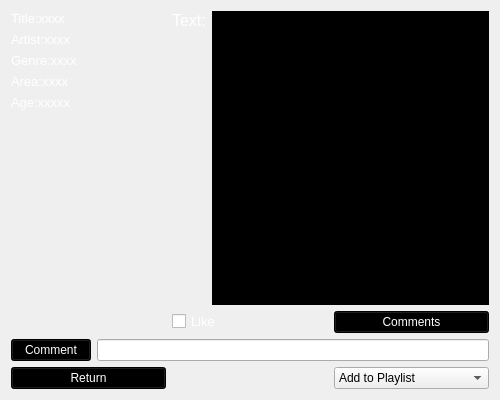
M-Majed/DBProj, file Music.ui: the form before one commit.
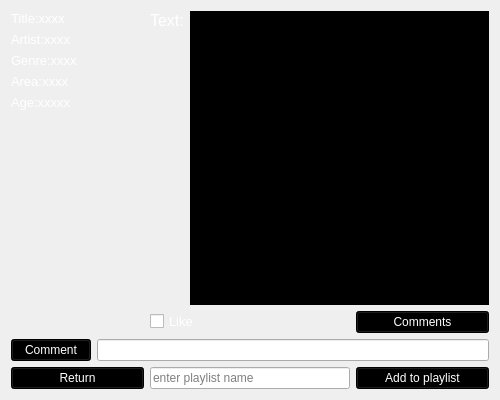
The form after the commit. Icons and pictures are not drawn.

Commit message: feat: update account management, artist music and concert views, and music details

```diff
--- a/Music.ui
+++ b/Music.ui
@@ -240,17 +240,36 @@
     </widget>
    </item>
    <item row="4" column="2">
-    <widget class="QComboBox" name="Playlist_comboBox">
+    <widget class="QPushButton" name="addToPlaylist_btn">
      <property name="font">
       <font>
        <pointsize>9</pointsize>
       </font>
      </property>
-     <item>
-      <property name="text">
-       <string>Add to Playlist</string>
-      </property>
-     </item>
+     <property name="styleSheet">
+      <string notr="true">color: rgb(255, 255, 255);
+background-color: rgb(0, 0, 0);</string>
+     </property>
+     <property name="text">
+      <string>Add to playlist</string>
+     </property>
+    </widget>
+   </item>
+   <item row="4" column="1">
+    <widget class="QLineEdit" name="playlist_lineEdit">
+     <property name="maximumSize">
+      <size>
+       <width>200</width>
+       <height>22</height>
+      </size>
+     </property>
+     <property name="styleSheet">
+      <string notr="true">background-image: url(:/Background/background/transparent.png);
+</string>
+     </property>
+     <property name="placeholderText">
+      <string>enter playlist name</string>
+     </property>
     </widget>
    </item>
   </layout>
```
Left out of the diff: 154 changed lines with no effect on the pictures. The commit also changes 11 other files.
